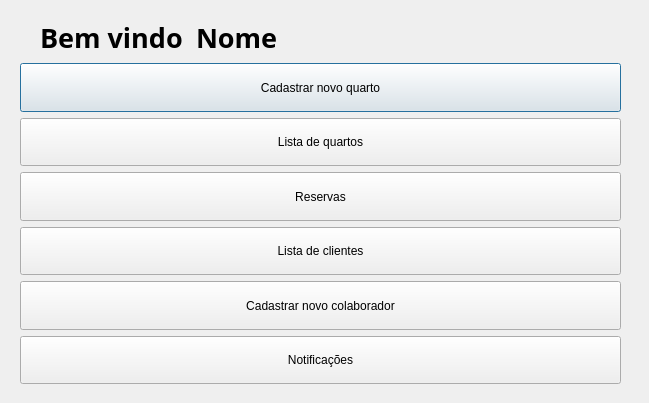
This is colaboradores/telacolaborador.ui in ViniiGabriel/hotelQT as Qt 5 draws it before an edit. The edited form follows.
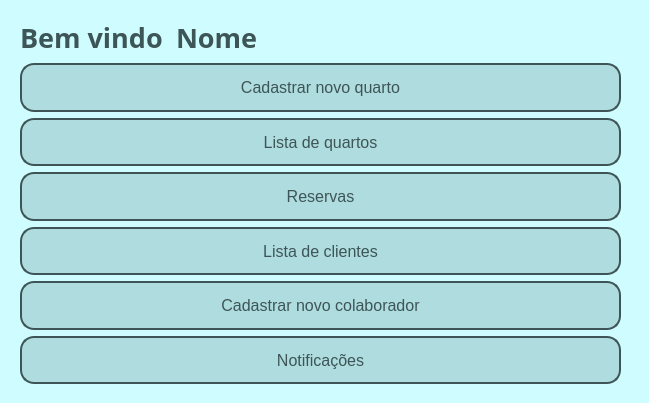
This is the edited form.

Patch:
```diff
--- a/colaboradores/telacolaborador.ui
+++ b/colaboradores/telacolaborador.ui
@@ -13,10 +13,32 @@
   <property name="windowTitle">
    <string>Tela Inicial</string>
   </property>
+  <property name="styleSheet">
+   <string notr="true">#telaColaborador{
+	background-color: #cffdff;
+}
+
+QPushButton{
+	background-color: #afdcde;
+	border-radius: 14px;
+	border: 2px solid #3d5557;
+	color: #3d5557;
+	font-size: 16px;
+}
+
+QPushButton::hover{
+	background-color: #b9faf4;
+}
+
+QLabel{
+	color: #3d5557;
+}
+</string>
+  </property>
   <widget class="QWidget" name="layoutWidget">
    <property name="geometry">
     <rect>
-     <x>40</x>
+     <x>20</x>
      <y>20</y>
      <width>561</width>
      <height>35</height>
```
